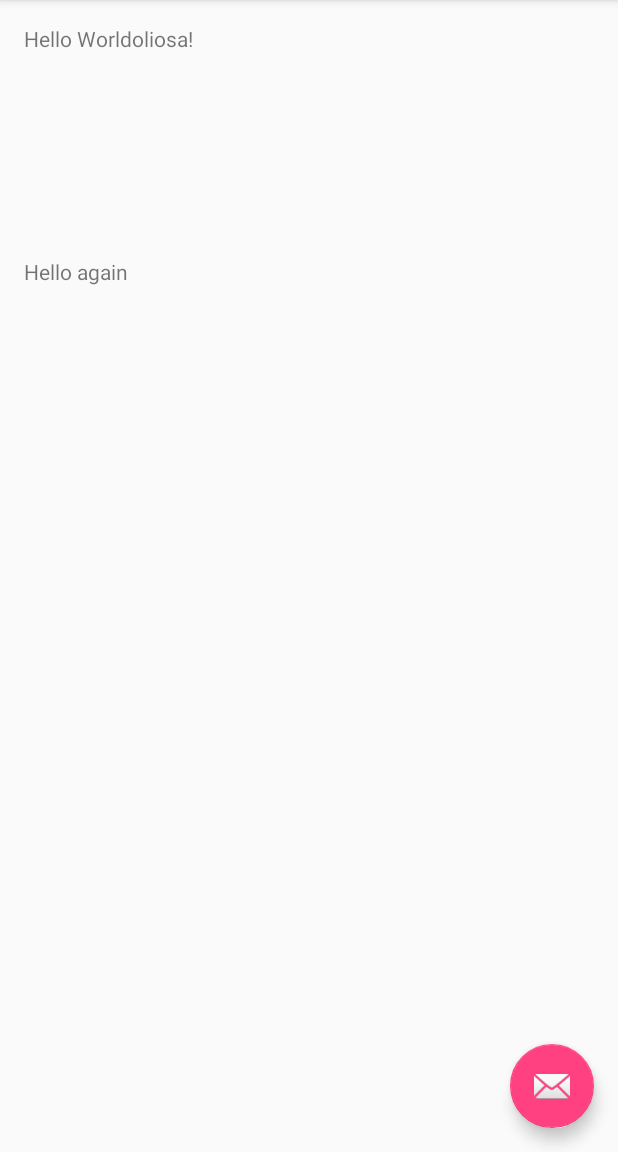
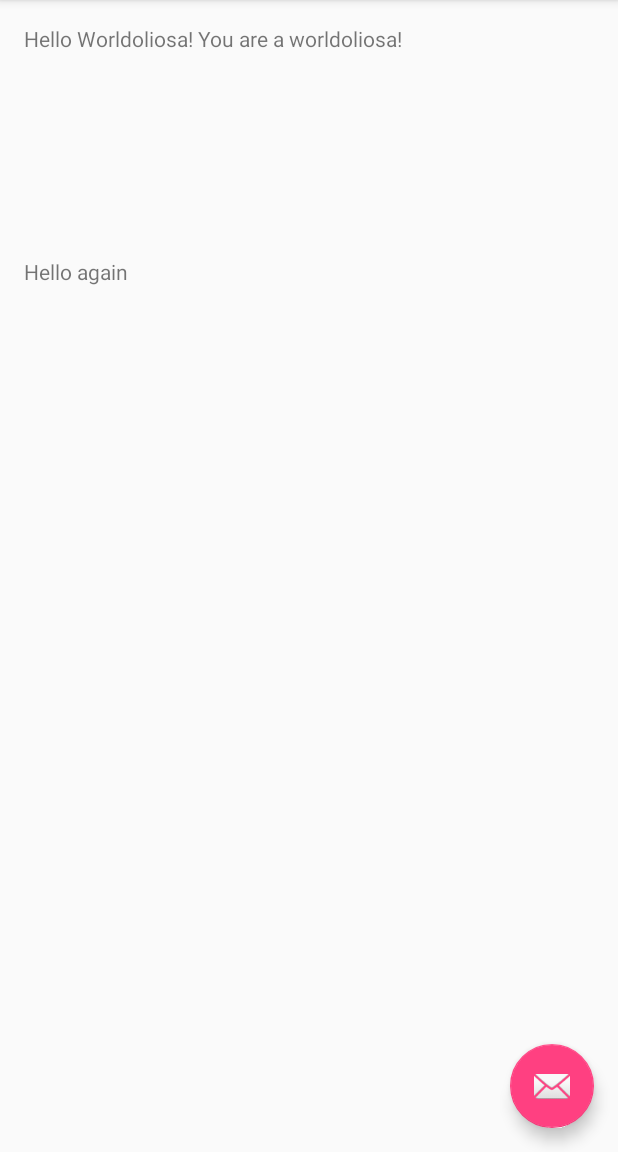
Before and after one commit to ZM123/TestAppAndroid, an Android app: the screen it shows after launch (MainActivity), on a phone screen of 412 x 824 dp, the part 84-1236 px from its top. Run offline under Robolectric (Android 15) with nearby library versions, the phone set to English and light mode, and no system bars.

Commit message:
trigger pr

```diff
--- a/app/src/main/res/layout/content_main.xml
+++ b/app/src/main/res/layout/content_main.xml
@@ -15,7 +15,7 @@
     <TextView
         android:layout_width="wrap_content"
         android:layout_height="wrap_content"
-        android:text="Hello Worldoliosa!" />
+        android:text="Hello Worldoliosa! You are a worldoliosa!" />
 
     <TextView
         android:layout_width="wrap_content"
```
